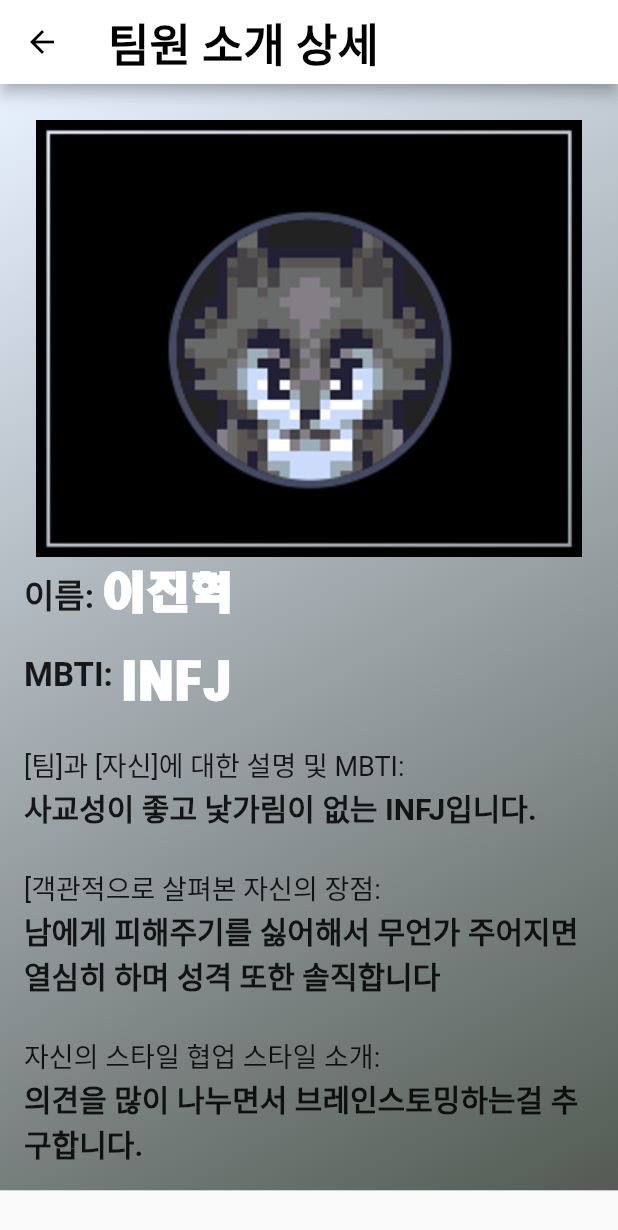
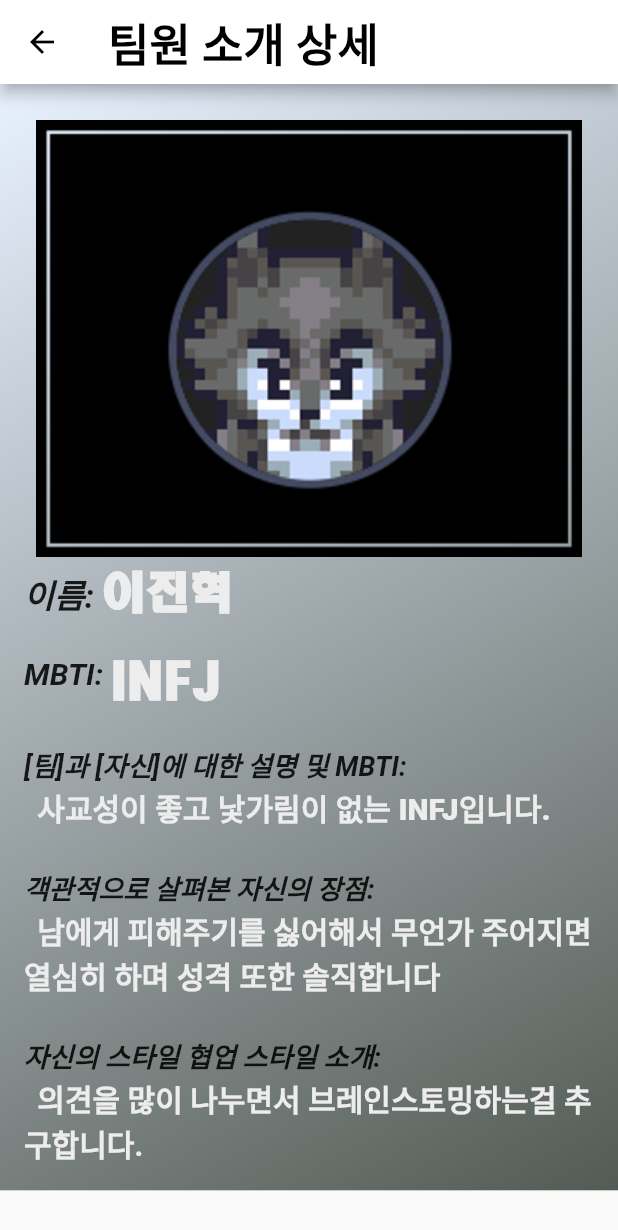
Before and after one commit to jh4016/team-project, a Flutter app: the TeamMemberDetailPage screen opened directly with sample values from the repository, on a phone screen of 412 x 824 dp. Shown: the top 1230 px of the screen. Run offline on Flutter 3.47's test engine with Material 2 defaults, Android fonts, the light colour scheme and no system bars; network calls fail.

Commit message:
표시 형식 변경

```diff
--- a/lib/teamIntroductionDetail.dart
+++ b/lib/teamIntroductionDetail.dart
@@ -1,13 +1,12 @@
 import 'package:flutter/material.dart';
 import 'package:teamproject/teammembers.dart';
 
-import 'teamIntroduction.dart';
 
 /*중요 파일*/
 class TeamMemberDetailPage extends StatelessWidget {
   final TeamMember member;
 
-  TeamMemberDetailPage({required this.member});
+  const TeamMemberDetailPage({super.key, required this.member});
 
   @override
   Widget build(BuildContext context) {
@@ -22,8 +21,7 @@ class TeamMemberDetailPage extends StatelessWidget {
         iconTheme: IconThemeData(color: Color(0xFF000000)),
       ),
       body: Container(
-        decoration: member.backgroundColor,
-        // 멤버의 배경색 설정
+        decoration: member.backgroundColor, // 멤버의 배경색 설정
         child: SingleChildScrollView(
           scrollDirection: Axis.vertical,
           child: Padding(
@@ -41,18 +39,17 @@ class TeamMemberDetailPage extends StatelessWidget {
                     Text(
                       "이름: ",
                       style: TextStyle(
-                        fontSize: 22,
-                        fontWeight: FontWeight.bold,
-                      ),
+                          fontSize: 22,
+                          fontWeight: FontWeight.bold,
+                          fontStyle: FontStyle.italic),
                     ),
-                    Text(
-                      member.name,
-                      style: TextStyle(
+                    Text(member.name,
+                        style: TextStyle(
                           fontSize: 29,
                           fontWeight: FontWeight.bold,
                           fontFamily: 'human',
-                          color: Color(0xFFFFFFFF)),
-                    )
+                          color: Color(0xFFEEEDED),
+                        ))
                   ],
                 ),
                 SizedBox(
@@ -64,18 +61,18 @@ class TeamMemberDetailPage extends StatelessWidget {
                     Text(
                       "MBTI: ",
                       style: TextStyle(
-                        fontSize: 22,
+                        fontSize: 20,
                         fontWeight: FontWeight.bold,
+                        fontStyle: FontStyle.italic,
                       ),
                     ),
-                    Text(
-                      member.mbti,
-                      style: TextStyle(
+                    Text(member.mbti,
+                        style: TextStyle(
                           fontSize: 30,
                           fontWeight: FontWeight.bold,
                           fontFamily: 'human',
-                          color: Color(0xFFFFFFFF)),
-                    )
+                          color: Color(0xFFEEEDED),
+                        ))
                   ],
                 ),
                 SizedBox(height: 25),
@@ -83,14 +80,18 @@ class TeamMemberDetailPage extends StatelessWidget {
                   TextSpan(
                     children: [
                       TextSpan(
-                        text: "[팀]과 [자신]에 대한 설명 및 MBTI: \n",
-                        style: TextStyle(fontSize: 18),
+                        text: "[팀]과 [자신]에 대한 설명 및 MBTI: \n\t ",
+                        style: TextStyle(
+                            fontSize: 18,
+                            fontWeight: FontWeight.w600,
+                            fontStyle: FontStyle.italic),
                       ),
                       TextSpan(
                         text: member.description,
                         style: TextStyle(
                           fontSize: 20,
-                          fontWeight: FontWeight.bold,
+                          fontWeight: FontWeight.w900,
+                          color: Color(0xFFEEEDED),
                         ),
                       ),
                     ],
@@ -101,14 +102,18 @@ class TeamMemberDetailPage extends StatelessWidget {
                   TextSpan(
                     children: [
                       TextSpan(
-                        text: "[객관적으로 살펴본 자신의 장점: \n",
-                        style: TextStyle(fontSize: 18),
+                        text: "객관적으로 살펴본 자신의 장점: \n\t ",
+                        style: TextStyle(
+                            fontSize: 18,
+                            fontWeight: FontWeight.w600,
+                            fontStyle: FontStyle.italic),
                       ),
                       TextSpan(
                         text: member.merit,
                         style: TextStyle(
                           fontSize: 20,
                           fontWeight: FontWeight.bold,
+                          color: Color(0xFFEEEDED),
                         ),
                       ),
                     ],
@@ -119,14 +124,18 @@ class TeamMemberDetailPage extends StatelessWidget {
                   TextSpan(
                     children: [
                       TextSpan(
-                        text: "자신의 스타일 협업 스타일 소개: \n",
-                        style: TextStyle(fontSize: 18),
+                        text: "자신의 스타일 협업 스타일 소개: \n\t ",
+                        style: TextStyle(
+                            fontSize: 18,
+                            fontWeight: FontWeight.w600,
+                            fontStyle: FontStyle.italic),
                       ),
                       TextSpan(
                         text: member.style,
                         style: TextStyle(
                           fontSize: 20,
                           fontWeight: FontWeight.bold,
+                          color: Color(0xFFEEEDED),
                         ),
                       ),
                     ],
```
